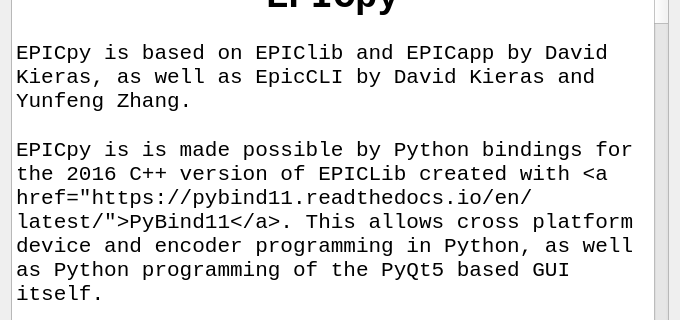
Old version of the form epicpy2/uifiles/aboutui.ui in the repository travisseymour/EPICpy; both pictures show x 0 to 680 and y 226 to 546 of the 680 by 640 pixel window.
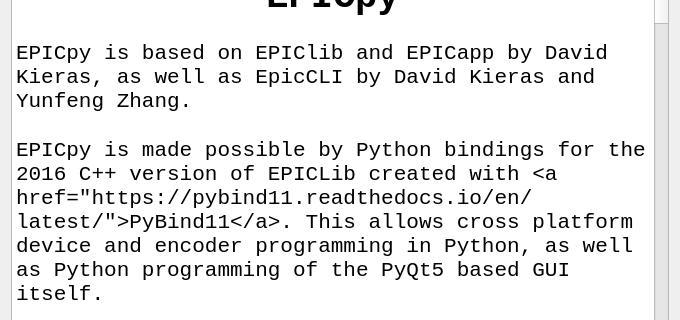
New version of the form.

Commit message: Corrected typo on about screen and ran black.

Patch:
```diff
--- a/epicpy2/uifiles/aboutui.ui
+++ b/epicpy2/uifiles/aboutui.ui
@@ -84,7 +84,7 @@
 &lt;p align=&quot;center&quot; style=&quot; margin-top:0px; margin-bottom:0px; margin-left:0px; margin-right:0px; -qt-block-indent:0; text-indent:0px;&quot;&gt;&lt;span style=&quot; font-family:'JetBrains Mono','monospace'; font-size:28pt; font-weight:600; color:#000000;&quot;&gt;** EPICpy **&lt;/span&gt;&lt;/p&gt;
 &lt;p style=&quot;-qt-paragraph-type:empty; margin-top:0px; margin-bottom:0px; margin-left:0px; margin-right:0px; -qt-block-indent:0; text-indent:0px;&quot;&gt;&lt;br /&gt;&lt;/p&gt;
 &lt;p style=&quot; margin-top:0px; margin-bottom:0px; margin-left:0px; margin-right:0px; -qt-block-indent:0; text-indent:0px;&quot;&gt;&lt;span style=&quot; font-family:'JetBrains Mono','monospace'; font-size:15.8pt; color:#000000;&quot;&gt;EPICpy is based on EPIClib and EPICapp by David Kieras, as well as EpicCLI by David Kieras and Yunfeng Zhang.&lt;/span&gt;&lt;/p&gt;
-&lt;p style=&quot; margin-top:0px; margin-bottom:0px; margin-left:0px; margin-right:0px; -qt-block-indent:0; text-indent:0px;&quot;&gt;&lt;span style=&quot; font-family:'JetBrains Mono','monospace'; font-size:15.8pt; color:#000000;&quot;&gt;&lt;br /&gt;EPICpy is is made possible by Python bindings for the 2016 C++ version of EPICLib created with &amp;lt;a href=&amp;quot;https://pybind11.readthedocs.io/en/latest/&amp;quot;&amp;gt;PyBind11&amp;lt;/a&amp;gt;. This allows cross platform device and encoder programming in Python, as well as Python programming of the PyQt5 based GUI itself.&lt;/span&gt;&lt;/p&gt;
+&lt;p style=&quot; margin-top:0px; margin-bottom:0px; margin-left:0px; margin-right:0px; -qt-block-indent:0; text-indent:0px;&quot;&gt;&lt;span style=&quot; font-family:'JetBrains Mono','monospace'; font-size:15.8pt; color:#000000;&quot;&gt;&lt;br /&gt;EPICpy is made possible by Python bindings for the 2016 C++ version of EPICLib created with &amp;lt;a href=&amp;quot;https://pybind11.readthedocs.io/en/latest/&amp;quot;&amp;gt;PyBind11&amp;lt;/a&amp;gt;. This allows cross platform device and encoder programming in Python, as well as Python programming of the PyQt5 based GUI itself.&lt;/span&gt;&lt;/p&gt;
 &lt;p style=&quot;-qt-paragraph-type:empty; margin-top:0px; margin-bottom:0px; margin-left:0px; margin-right:0px; -qt-block-indent:0; text-indent:0px; font-family:'JetBrains Mono','monospace'; font-size:15.8pt; color:#000000;&quot;&gt;&lt;br /&gt;&lt;/p&gt;
 &lt;p style=&quot; margin-top:0px; margin-bottom:0px; margin-left:0px; margin-right:0px; -qt-block-indent:0; text-indent:0px;&quot;&gt;&lt;span style=&quot; font-family:'JetBrains Mono','monospace'; font-size:15.8pt; font-weight:600; text-decoration: underline; color:#000000;&quot;&gt;License Statement:&lt;/span&gt;&lt;/p&gt;
 &lt;p style=&quot;-qt-paragraph-type:empty; margin-top:0px; margin-bottom:0px; margin-left:0px; margin-right:0px; -qt-block-indent:0; text-indent:0px; font-family:'JetBrains Mono','monospace'; font-size:15.8pt; color:#000000;&quot;&gt;&lt;br /&gt;&lt;/p&gt;
```
The commit also changes 6 other files.
